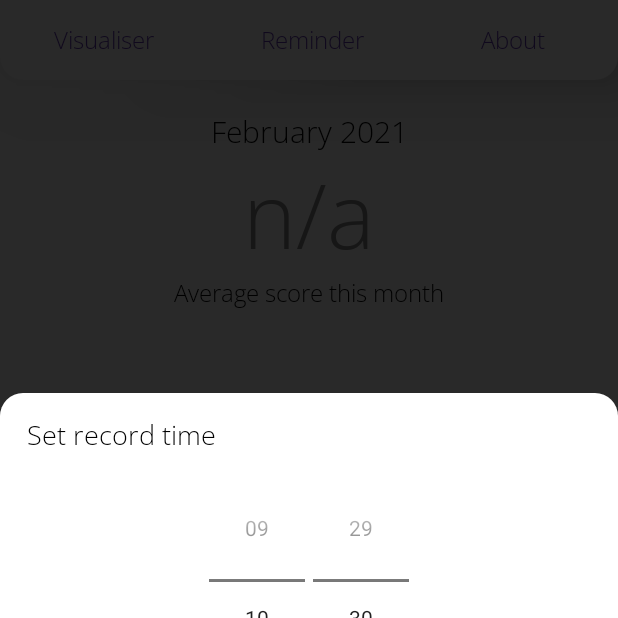
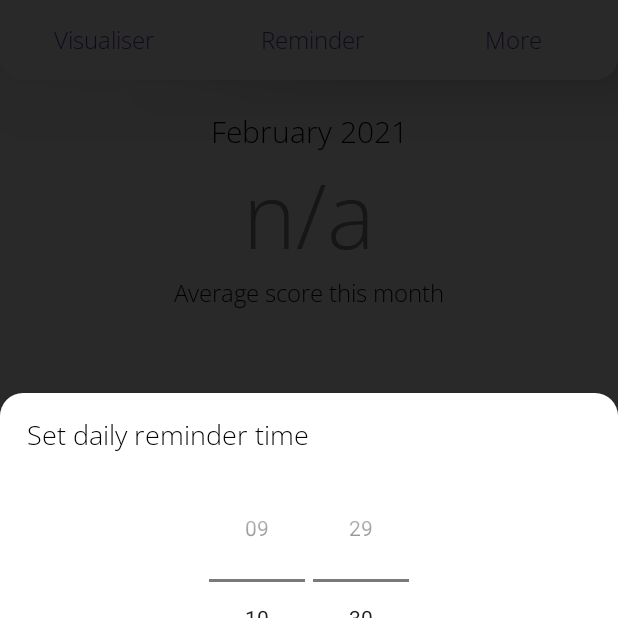
Before and after one commit to btcwojak/sentient, an Android app: the screen it shows after launch (MainActivity), after a tap on "Add a new reminder", on a phone screen of 412 x 824 dp, the top half of it. Run offline under Robolectric (Android 15) with nearby library versions, the phone set to English and light mode, and no system bars; 2 other taps on this screen came first.

Commit message:
Fixed small bug with time pickers and added basic support dialog

```diff
--- a/app/src/main/java/com/spudg/sentient/RecordReminder.java
+++ b/app/src/main/java/com/spudg/sentient/RecordReminder.java
@@ -17,7 +17,7 @@ public class RecordReminder extends BroadcastReceiver {
         NotificationCompat.Builder builder = new NotificationCompat.Builder(context, "recordReminder")
                 .setSmallIcon(R.drawable.notification_icon)
                 .setContentTitle("Don't forget to record your mood!")
-                .setContentText("A score hasn't been posted yet today. Tap here to post a record.")
+                .setContentText("This is your reminder, tap here to add a record")
                 .setPriority(NotificationCompat.PRIORITY_DEFAULT)
                 .setAutoCancel(true)
                 .setContentIntent(PendingIntent.getActivity(context, 1, new Intent(context, MainActivity.class), 0));
--- a/app/src/main/res/layout/activity_main.xml
+++ b/app/src/main/res/layout/activity_main.xml
@@ -52,7 +52,7 @@
             android:textSize="16sp" />
 
         <TextView
-            android:id="@+id/about_btn"
+            android:id="@+id/more_btn"
             android:layout_width="0dp"
             android:layout_height="wrap_content"
             android:layout_marginTop="5dp"
@@ -64,7 +64,7 @@
             android:gravity="center"
             android:paddingTop="10dp"
             android:paddingBottom="10dp"
-            android:text="@string/about"
+            android:text="More"
             android:textColor="@color/colorAccent"
             android:textSize="16sp" />
 
--- a/app/src/main/res/layout/hour_minute_picker.xml
+++ b/app/src/main/res/layout/hour_minute_picker.xml
@@ -15,6 +15,7 @@
         android:padding="10dp">
 
         <TextView
+            android:id="@+id/hourMinutePickerTitle"
             android:layout_width="wrap_content"
             android:layout_height="wrap_content"
             android:layout_marginStart="8dp"
--- /dev/null
+++ b/app/src/main/res/menu/menu_popup.xml
@@ -0,0 +1,12 @@
+<?xml version="1.0" encoding="utf-8"?>
+<menu xmlns:android="http://schemas.android.com/apk/res/android"
+    xmlns:app="http://schemas.android.com/apk/res-auto">
+    <item
+        android:id="@+id/action_support"
+        android:title="@string/support"
+        app:showAsAction="never" />
+    <item
+        android:id="@+id/action_about"
+        android:title="@string/about"
+        app:showAsAction="never" />
+</menu>
--- a/app/src/main/res/values/strings.xml
+++ b/app/src/main/res/values/strings.xml
@@ -54,4 +54,5 @@
     <string name="select_month_to_view">Select month to view</string>
     <string name="thursday_14_january_2021">Thursday 14 January 2021</string>
     <string name="reminder">Reminder</string>
+    <string name="support">Support</string>
 </resources>
```
Also changed, not shown: app/src/main/java/com/spudg/sentient/MainActivity.kt (+44 -11 lines), app/src/main/res/layout/dialog_support.xml (added, +101 -0 lines).
